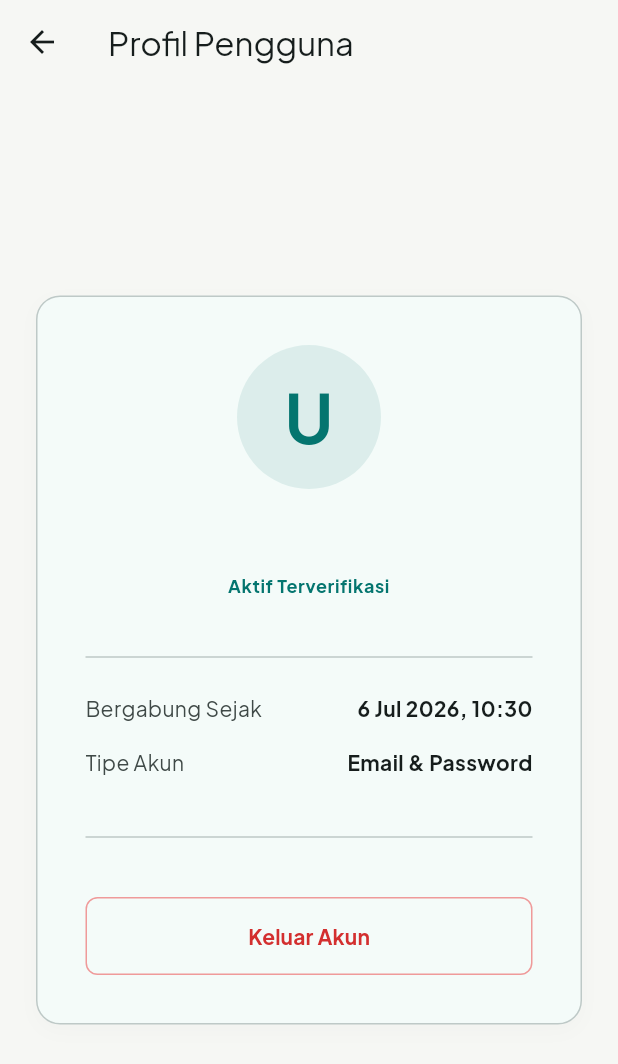
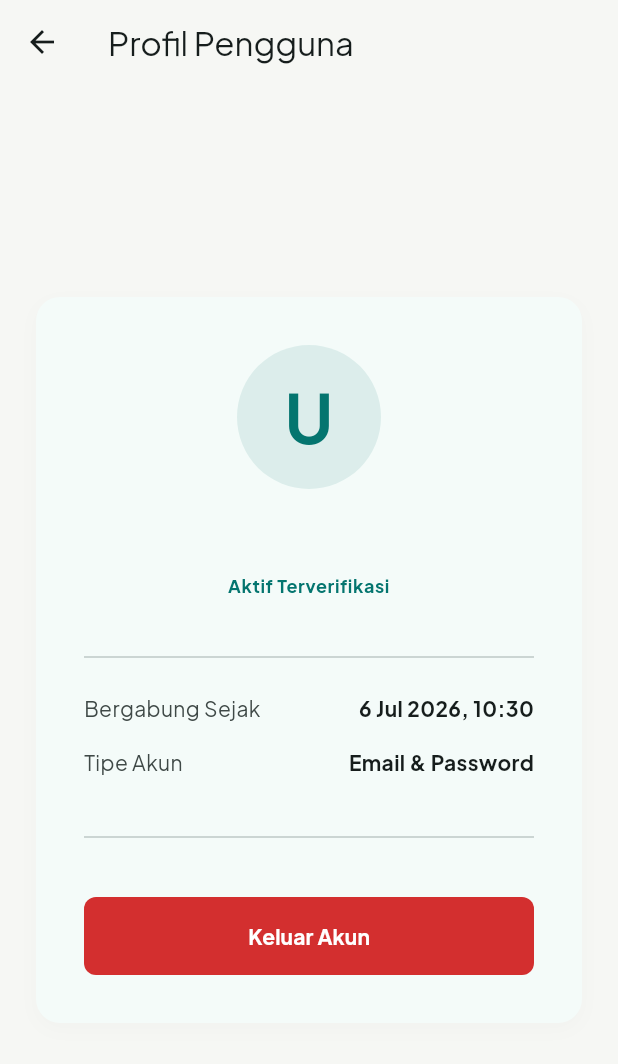
Before and after one commit to demmagence/lost-and-found, a Flutter app: the ProfilePage screen opened directly, on a phone screen of 412 x 824 dp. Shown: the top 1064 px of the screen. Run offline on Flutter 3.47's test engine with Material 3 defaults, Android fonts, the phone set to English and light mode, and no system bars; our stand-ins replace google_fonts, supabase_flutter; accounts and stored records are empty.

Commit message:
style: remove border from profile card and convert logout button to red FilledButton

```diff
--- a/lib/features/auth/views/profile_page.dart
+++ b/lib/features/auth/views/profile_page.dart
@@ -66,7 +66,6 @@ class _ProfilePageState extends State<ProfilePage> {
               decoration: BoxDecoration(
                 color: colorScheme.surface,
                 borderRadius: BorderRadius.circular(16),
-                border: Border.all(color: colorScheme.outlineVariant),
                 boxShadow: [
                   BoxShadow(
                     color: const Color(0x05000000),
@@ -160,12 +159,12 @@ class _ProfilePageState extends State<ProfilePage> {
                   const SizedBox(height: 32),
 
                   // Logout Button
-                  OutlinedButton(
+                  FilledButton(
                     key: const ValueKey('logoutButton'),
                     onPressed: _isLoggingOut ? null : _handleLogout,
-                    style: OutlinedButton.styleFrom(
-                      foregroundColor: Colors.red.shade700,
-                      side: BorderSide(color: Colors.red.shade200),
+                    style: FilledButton.styleFrom(
+                      backgroundColor: Colors.red.shade700,
+                      foregroundColor: Colors.white,
                       padding: const EdgeInsets.symmetric(vertical: 16),
                       shape: RoundedRectangleBorder(
                         borderRadius: BorderRadius.circular(8),
@@ -177,7 +176,7 @@ class _ProfilePageState extends State<ProfilePage> {
                             width: 20,
                             child: CircularProgressIndicator(
                               strokeWidth: 2,
-                              color: Colors.red,
+                              color: Colors.white,
                             ),
                           )
                         : const Text(
```
